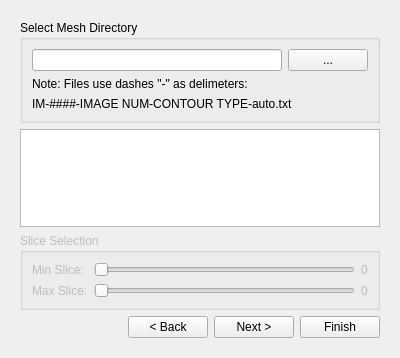
Above: Plugins/CardiacMeshReader/CardiacMeshReader.ui from pengwg/vurtigo before the change. Below: the same form after it.
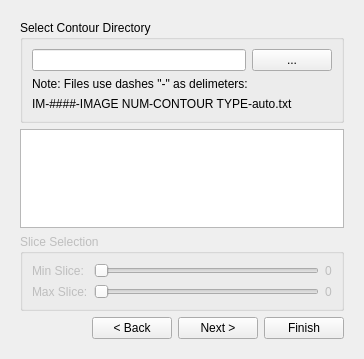
That is the form after the change. The open tabs and pages were chosen to show the change.

What changed in the file:
```diff
--- a/Plugins/CardiacMeshReader/CardiacMeshReader.ui
+++ b/Plugins/CardiacMeshReader/CardiacMeshReader.ui
@@ -6,8 +6,8 @@
    <rect>
     <x>0</x>
     <y>0</y>
-    <width>400</width>
-    <height>358</height>
+    <width>364</width>
+    <height>359</height>
    </rect>
   </property>
   <property name="windowTitle">
@@ -88,7 +88,7 @@
        <item>
         <widget class="QGroupBox" name="groupBox">
          <property name="title">
-          <string>Select Mesh Directory</string>
+          <string>Select Contour Directory</string>
          </property>
          <layout class="QVBoxLayout" name="verticalLayout_5">
           <item>
```
